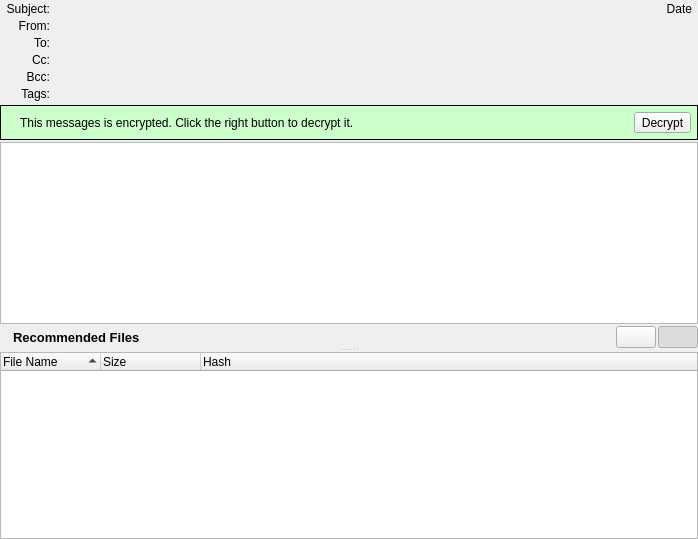
First picture: the form in retroshare-gui/src/gui/msgs/MessageWidget.ui, repository RetroShare/RetroShare, before the edit.
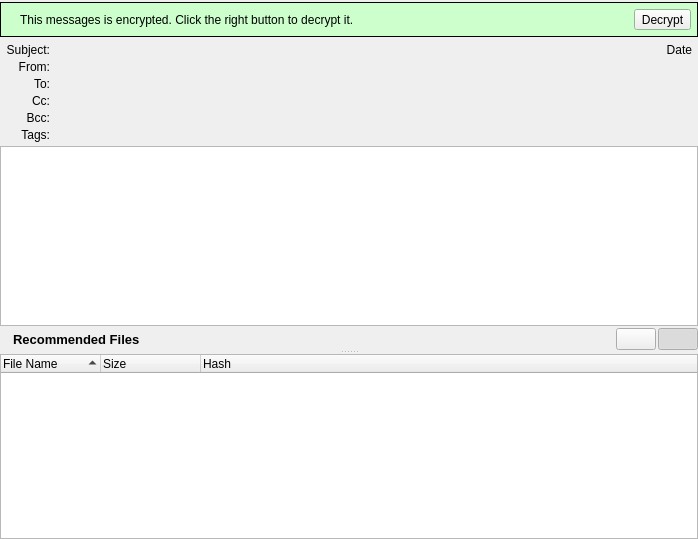
Second picture: the form after the edit. Icons and pictures are not drawn. Custom widgets are drawn as their Qt base class.

Commit message: Moved info widget for encrypted messages in MessageWidget above subject.

```diff
--- a/retroshare-gui/src/gui/msgs/MessageWidget.ui
+++ b/retroshare-gui/src/gui/msgs/MessageWidget.ui
@@ -27,7 +27,7 @@
    <property name="bottomMargin">
     <number>0</number>
    </property>
-   <item row="0" column="0">
+   <item row="1" column="0">
     <widget class="QSplitter" name="msgSplitter">
      <property name="orientation">
       <enum>Qt::Vertical</enum>
@@ -336,125 +336,6 @@
           </property>
          </widget>
         </item>
-        <item>
-         <widget class="QFrame" name="decryptFrame">
-          <property name="palette">
-           <palette>
-            <active>
-             <colorrole role="Base">
-              <brush brushstyle="SolidPattern">
-               <color alpha="255">
-                <red>255</red>
-                <green>255</green>
-                <blue>255</blue>
-               </color>
-              </brush>
-             </colorrole>
-             <colorrole role="Window">
-              <brush brushstyle="SolidPattern">
-               <color alpha="255">
-                <red>204</red>
-                <green>255</green>
-                <blue>204</blue>
-               </color>
-              </brush>
-             </colorrole>
-            </active>
-            <inactive>
-             <colorrole role="Base">
-              <brush brushstyle="SolidPattern">
-               <color alpha="255">
-                <red>255</red>
-                <green>255</green>
-                <blue>255</blue>
-               </color>
-              </brush>
-             </colorrole>
-             <colorrole role="Window">
-              <brush brushstyle="SolidPattern">
-               <color alpha="255">
-                <red>204</red>
-                <green>255</green>
-                <blue>204</blue>
-               </color>
-              </brush>
-             </colorrole>
-            </inactive>
-            <disabled>
-             <colorrole role="Base">
-              <brush brushstyle="SolidPattern">
-               <color alpha="255">
-                <red>204</red>
-                <green>255</green>
-                <blue>204</blue>
-               </color>
-              </brush>
-             </colorrole>
-             <colorrole role="Window">
-              <brush brushstyle="SolidPattern">
-               <color alpha="255">
-                <red>204</red>
-                <green>255</green>
-                <blue>204</blue>
-               </color>
-              </brush>
-             </colorrole>
-            </disabled>
-           </palette>
-          </property>
-          <property name="autoFillBackground">
-           <bool>true</bool>
-          </property>
-          <property name="frameShape">
-           <enum>QFrame::Box</enum>
-          </property>
-          <layout class="QHBoxLayout" name="horizontalLayout">
-           <property name="spacing">
-            <number>6</number>
-           </property>
-           <property name="margin">
-            <number>6</number>
-           </property>
-           <item>
-            <widget class="QLabel" name="decryptImage">
-             <property name="text">
-              <string/>
-             </property>
-             <property name="pixmap">
-              <pixmap resource="../images.qrc">:/images/mail-encrypted-full.png</pixmap>
-             </property>
-            </widget>
-           </item>
-           <item>
-            <widget class="QLabel" name="decryptLabel">
-             <property name="text">
-              <string>This messages is encrypted. Click the right button to decrypt it.</string>
-             </property>
-            </widget>
-           </item>
-           <item>
-            <spacer name="horizontalSpacer">
-             <property name="orientation">
-              <enum>Qt::Horizontal</enum>
-             </property>
-             <property name="sizeHint" stdset="0">
-              <size>
-               <width>280</width>
-               <height>20</height>
-              </size>
-             </property>
-            </spacer>
-           </item>
-           <item>
-            <widget class="QToolButton" name="decryptButton">
-             <property name="text">
-              <string>Decrypt</string>
-             </property>
-            </widget>
-           </item>
-          </layout>
-         </widget>
-        </item>
         <item>
          <widget class="RSTextBrowser" name="msgText">
           <property name="sizePolicy">
@@ -602,6 +483,125 @@
      </widget>
     </widget>
    </item>
+   <item row="0" column="0">
+    <widget class="QFrame" name="decryptFrame">
+     <property name="palette">
+      <palette>
+       <active>
+        <colorrole role="Base">
+         <brush brushstyle="SolidPattern">
+          <color alpha="255">
+           <red>255</red>
+           <green>255</green>
+           <blue>255</blue>
+          </color>
+         </brush>
+        </colorrole>
+        <colorrole role="Window">
+         <brush brushstyle="SolidPattern">
+          <color alpha="255">
+           <red>204</red>
+           <green>255</green>
+           <blue>204</blue>
+          </color>
+         </brush>
+        </colorrole>
+       </active>
+       <inactive>
+        <colorrole role="Base">
+         <brush brushstyle="SolidPattern">
+          <color alpha="255">
+           <red>255</red>
+           <green>255</green>
+           <blue>255</blue>
+          </color>
+         </brush>
+        </colorrole>
+        <colorrole role="Window">
+         <brush brushstyle="SolidPattern">
+          <color alpha="255">
+           <red>204</red>
+           <green>255</green>
+           <blue>204</blue>
+          </color>
+         </brush>
+        </colorrole>
+       </inactive>
+       <disabled>
+        <colorrole role="Base">
+         <brush brushstyle="SolidPattern">
+          <color alpha="255">
+           <red>204</red>
+           <green>255</green>
+           <blue>204</blue>
+          </color>
+         </brush>
+        </colorrole>
+        <colorrole role="Window">
+         <brush brushstyle="SolidPattern">
+          <color alpha="255">
+           <red>204</red>
+           <green>255</green>
+           <blue>204</blue>
+          </color>
+         </brush>
+        </colorrole>
+       </disabled>
+      </palette>
+     </property>
+     <property name="autoFillBackground">
+      <bool>true</bool>
+     </property>
+     <property name="frameShape">
+      <enum>QFrame::Box</enum>
+     </property>
+     <layout class="QHBoxLayout" name="horizontalLayout">
+      <property name="spacing">
+       <number>6</number>
+      </property>
+      <property name="margin">
+       <number>6</number>
+      </property>
+      <item>
+       <widget class="QLabel" name="decryptImage">
+        <property name="text">
+         <string/>
+        </property>
+        <property name="pixmap">
+         <pixmap resource="../images.qrc">:/images/mail-encrypted-full.png</pixmap>
+        </property>
+       </widget>
+      </item>
+      <item>
+       <widget class="QLabel" name="decryptLabel">
+        <property name="text">
+         <string>This messages is encrypted. Click the right button to decrypt it.</string>
+        </property>
+       </widget>
+      </item>
+      <item>
+       <spacer name="horizontalSpacer">
+        <property name="orientation">
+         <enum>Qt::Horizontal</enum>
+        </property>
+        <property name="sizeHint" stdset="0">
+         <size>
+          <width>280</width>
+          <height>20</height>
+         </size>
+        </property>
+       </spacer>
+      </item>
+      <item>
+       <widget class="QToolButton" name="decryptButton">
+        <property name="text">
+         <string>Decrypt</string>
+        </property>
+       </widget>
+      </item>
+     </layout>
+    </widget>
+   </item>
   </layout>
   <action name="actionPrint">
    <property name="text">
```
